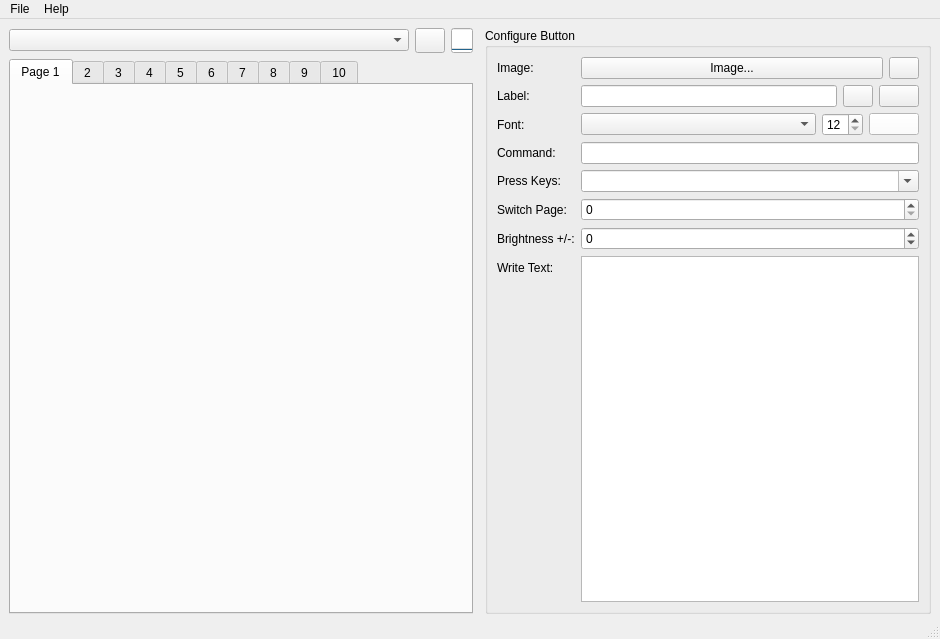
Before: the Qt Designer form streamdeck_ui/main.ui in timothycrosley/streamdeck-ui, drawn with Qt 5.
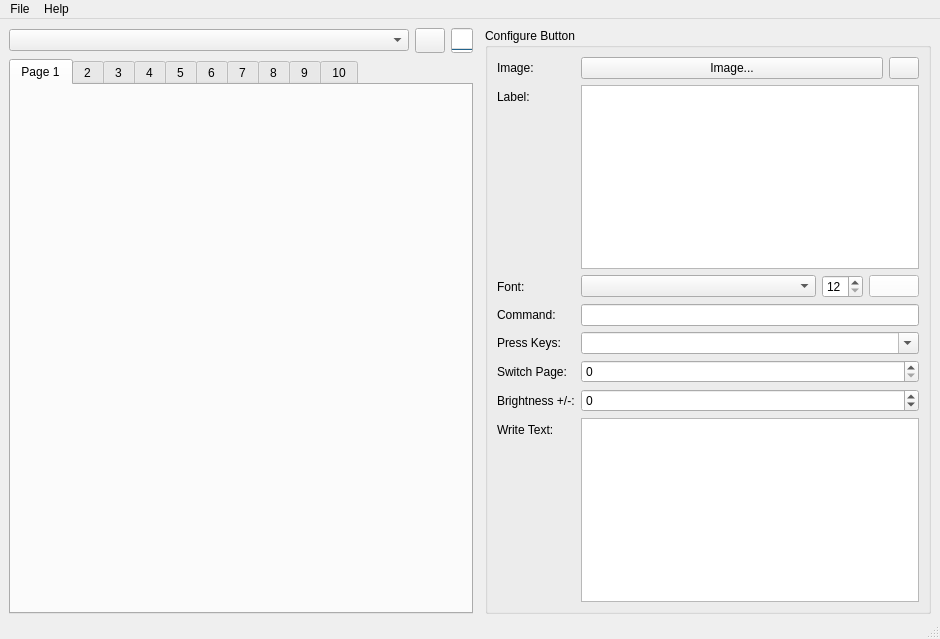
After: the same form once the commit is applied. Icons and pictures are not drawn.

Commit message:
feat: Add support for multiline button labels
Adds support for multiline button labels
* Uses QTextEdit in place of QLineEdit
* Add multiline support when calculating horizontal and vertical alignments
* Move horizontal and vertical alignment buttons to vertical layout to mesh better next to larger text widget

The edit to the form file:
```diff
--- a/streamdeck_ui/main.ui
+++ b/streamdeck_ui/main.ui
@@ -292,8 +292,9 @@
              <item row="1" column="1">
               <layout class="QHBoxLayout" name="horizontalLayout_3">
                <item>
-                <widget class="QLineEdit" name="text"/>
+                <widget class="QTextEdit" name="text"/>
                </item>
+               <layout class="QVBoxLayout" name="verticalLayout_4">
                <item>
                 <widget class="QPushButton" name="text_v_align">
                  <property name="minimumSize">
@@ -334,6 +335,7 @@
                  </property>
                 </widget>
                </item>
+               </layout>
               </layout>
              </item>
              <item row="2" column="0">
```
Lines whose indentation alone changed are shown as unchanged. The commit also changes 3 other files.
